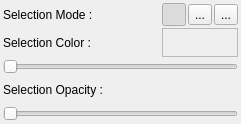
Qt form src/editor/GUI/Tabs/selectiondock.ui (mkRPGDev/mkRPG) before a commit.
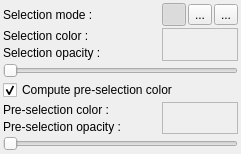
The same form after that commit. Icons and pictures are not drawn. Custom widgets are drawn as their Qt base class.

Patch:
```diff
--- a/src/editor/GUI/Tabs/selectiondock.ui
+++ b/src/editor/GUI/Tabs/selectiondock.ui
@@ -7,7 +7,7 @@
     <x>0</x>
     <y>0</y>
     <width>241</width>
-    <height>124</height>
+    <height>154</height>
    </rect>
   </property>
   <property name="windowTitle">
@@ -72,7 +72,7 @@
    <item row="0" column="0">
     <widget class="QLabel" name="label">
      <property name="text">
-      <string>Selection Mode :</string>
+      <string>Selection mode :</string>
      </property>
     </widget>
    </item>
@@ -96,36 +96,44 @@
      </property>
     </widget>
    </item>
-   <item row="3" column="0">
+   <item row="2" column="0">
     <widget class="QLabel" name="label_3">
      <property name="text">
-      <string>Selection Opacity :</string>
+      <string>Selection opacity :</string>
      </property>
     </widget>
    </item>
-   <item row="2" column="0" colspan="4">
-    <widget class="QSlider" name="horizontalSlider">
-     <property name="orientation">
-      <enum>Qt::Horizontal</enum>
+   <item row="6" column="1" rowspan="2" colspan="3">
+    <widget class="BColor" name="preSelectColor">
+     <property name="minimumSize">
+      <size>
+       <width>0</width>
+       <height>20</height>
+      </size>
      </property>
-    </widget>
-   </item>
-   <item row="4" column="0" colspan="4">
-    <widget class="QSlider" name="horizontalSlider_2">
-     <property name="orientation">
-      <enum>Qt::Horizontal</enum>
+     <property name="frameShape">
+      <enum>QFrame::StyledPanel</enum>
+     </property>
+     <property name="frameShadow">
+      <enum>QFrame::Raised</enum>
      </property>
     </widget>
    </item>
    <item row="1" column="0">
     <widget class="QLabel" name="label_2">
      <property name="text">
-      <string>Selection Color :</string>
+      <string>Selection color :</string>
      </property>
     </widget>
    </item>
-   <item row="1" column="1" colspan="3">
+   <item row="1" column="1" rowspan="2" colspan="3">
     <widget class="BColor" name="selectColor">
+     <property name="minimumSize">
+      <size>
+       <width>0</width>
+       <height>20</height>
+      </size>
+     </property>
      <property name="frameShape">
       <enum>QFrame::StyledPanel</enum>
      </property>
@@ -134,6 +142,50 @@
      </property>
     </widget>
    </item>
+   <item row="6" column="0">
+    <widget class="QLabel" name="label_4">
+     <property name="text">
+      <string>Pre-selection color :</string>
+     </property>
+    </widget>
+   </item>
+   <item row="5" column="0" colspan="4">
+    <widget class="QCheckBox" name="autoPreSelect">
+     <property name="text">
+      <string>Compute pre-selection color</string>
+     </property>
+     <property name="checked">
+      <bool>true</bool>
+     </property>
+    </widget>
+   </item>
+   <item row="7" column="0">
+    <widget class="QLabel" name="label_5">
+     <property name="text">
+      <string>Pre-selection opacity :</string>
+     </property>
+    </widget>
+   </item>
+   <item row="8" column="0" colspan="4">
+    <widget class="QSlider" name="preSelectOpacity">
+     <property name="maximum">
+      <number>255</number>
+     </property>
+     <property name="orientation">
+      <enum>Qt::Horizontal</enum>
+     </property>
+    </widget>
+   </item>
+   <item row="4" column="0" colspan="4">
+    <widget class="QSlider" name="selectOpacity">
+     <property name="maximum">
+      <number>255</number>
+     </property>
+     <property name="orientation">
+      <enum>Qt::Horizontal</enum>
+     </property>
+    </widget>
+   </item>
   </layout>
  </widget>
  <customwidgets>
```
